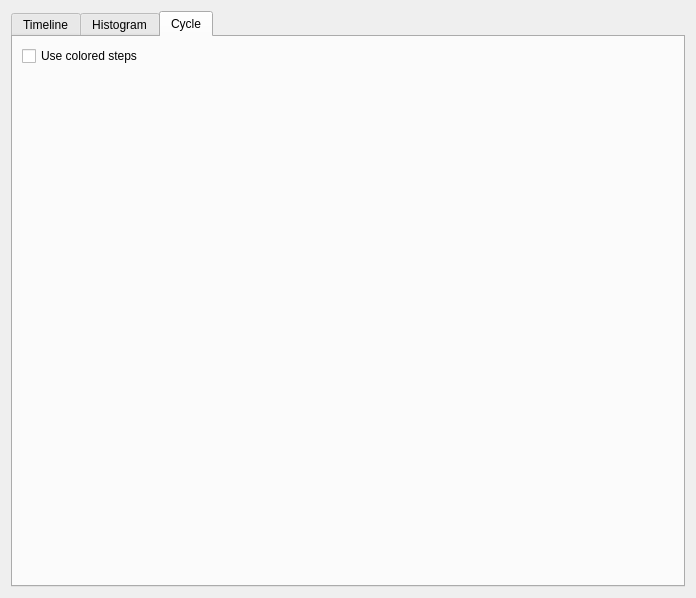
Old version of the form optionswidget.ui in the repository Noughmad/Isle.
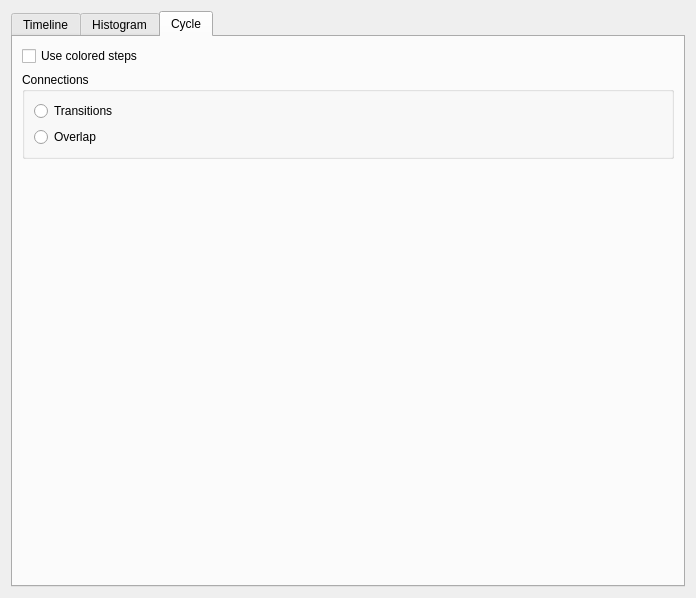
New version of the form.

Commit message: Allow the use of step overlap instead of transitions in the cycle diagram

Patch:
```diff
--- a/optionswidget.ui
+++ b/optionswidget.ui
@@ -117,6 +117,29 @@
          </property>
         </widget>
        </item>
+       <item>
+        <widget class="QGroupBox" name="groupBox_2">
+         <property name="title">
+          <string>Connections</string>
+         </property>
+         <layout class="QVBoxLayout" name="verticalLayout_5">
+          <item>
+           <widget class="QRadioButton" name="transitionsRadioButton">
+            <property name="text">
+             <string>Transitions</string>
+            </property>
+           </widget>
+          </item>
+          <item>
+           <widget class="QRadioButton" name="overlapRadioButton">
+            <property name="text">
+             <string>Overlap</string>
+            </property>
+           </widget>
+          </item>
+         </layout>
+        </widget>
+       </item>
        <item>
         <spacer name="verticalSpacer_2">
          <property name="orientation">
```
The commit also changes 2 other files.
